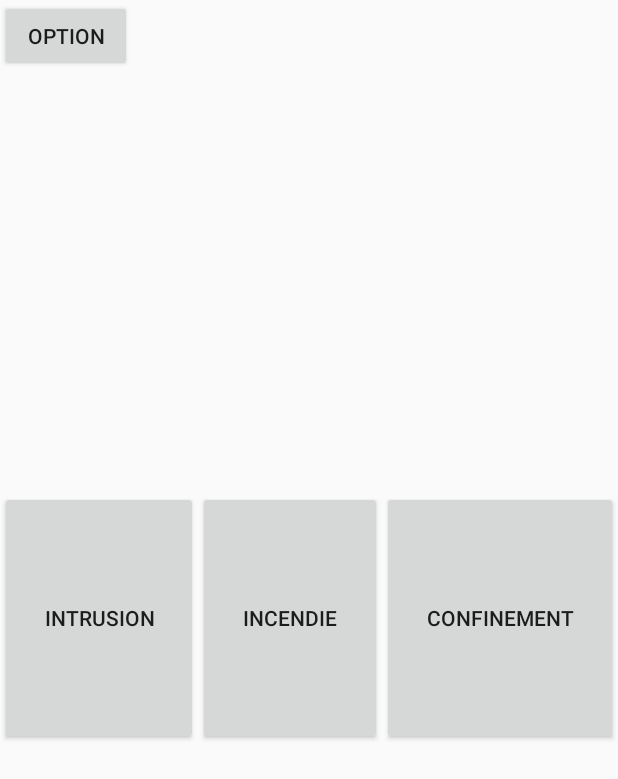
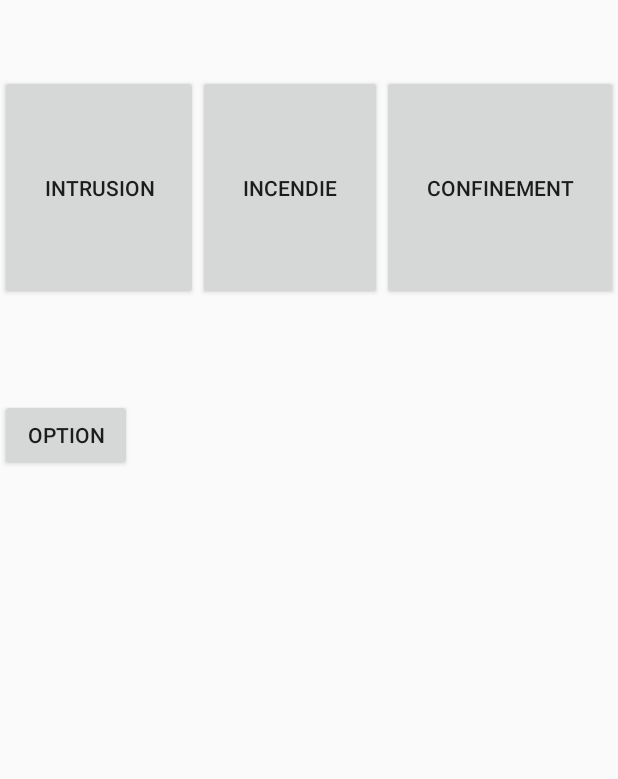
Before and after one commit to guibresz/Alarme, an Android app: the layout activity_main.xml on its own in the app's theme, with its tools: preview values and no code run, on a phone screen of 412 x 824 dp. Shown: the top 779 px of the screen. Run offline under Robolectric (Android 15) with nearby library versions, the phone set to English and light mode, and no system bars.

Commit message:
Tab plus ajout classe CSMS

```diff
--- a/PremiereInterface/app/src/main/AndroidManifest.xml
+++ b/PremiereInterface/app/src/main/AndroidManifest.xml
@@ -15,7 +15,7 @@
         android:label="@string/app_name"
         android:roundIcon="@mipmap/ic_launcher_round"
         android:supportsRtl="true"
-        android:theme="@style/AppTheme">
+        android:theme="@style/Theme.AppCompat.Light.NoActionBar">
 
 
         <activity android:name=".MainActivity"
@@ -31,7 +31,7 @@
         <receiver android:name=".MyReceiver" android:enabled="true" android:exported="true">
 
             <intent-filter>
-                <action android:name="android.provider.Telephony.SMS_RECEIVED"></action>
+                <action android:name="android.provider.Telephony.SMS_RECEIVED"/>
             </intent-filter>
 
         </receiver>
--- a/PremiereInterface/app/src/main/java/com/example/premiereinterface/MyReceiver.java
+++ b/PremiereInterface/app/src/main/java/com/example/premiereinterface/MyReceiver.java
@@ -8,6 +8,8 @@ import android.os.Bundle;
 import android.telephony.SmsMessage;
 import android.util.Log;
 import android.widget.Toast;
+
+
 
 
 public class MyReceiver extends BroadcastReceiver {
--- a/PremiereInterface/app/src/main/java/com/example/premiereinterface/Option_activity.java
+++ b/PremiereInterface/app/src/main/java/com/example/premiereinterface/Option_activity.java
@@ -45,6 +45,8 @@ public class Option_activity extends AppCompatActivity {
     Button bouton_effacer = null;
 
     String fichier = "liste_a_contacter.txt";
+
+
 
     @Override
     protected void onCreate(Bundle savedInstanceState) {
--- a/PremiereInterface/app/src/main/res/layout/activity_main.xml
+++ b/PremiereInterface/app/src/main/res/layout/activity_main.xml
@@ -7,49 +7,100 @@
     android:layout_height="match_parent"
     tools:context=".MainActivity">
 
+    <TabHost
+        android:id="@+id/TabHost"
+        android:layout_width="match_parent"
+        android:layout_height="match_parent"
+        android:layout_weight="1"
+        tools:layout_editor_absoluteX="77dp"
+        tools:layout_editor_absoluteY="121dp">
+
         <LinearLayout
             android:layout_width="match_parent"
-        android:layout_height="169dp"
-        android:orientation="horizontal"
-        app:layout_constraintBottom_toBottomOf="parent"
-        app:layout_constraintTop_toTopOf="parent">
+            android:layout_height="match_parent"
+            android:orientation="vertical">
+
+            <TabWidget
+                android:id="@android:id/tabs"
+                android:layout_width="match_parent"
+                android:layout_height="wrap_content" />
+
+            <FrameLayout
+                android:id="@android:id/tabcontent"
+                android:layout_width="match_parent"
+                android:layout_height="match_parent">
+
+                <LinearLayout
+                    android:id="@+id/declenchement"
+                    android:layout_width="match_parent"
+                    android:layout_height="match_parent"
+                    android:orientation="vertical">
+
+                    <LinearLayout
+                        android:layout_width="match_parent"
+                        android:layout_height="wrap_content"
+                        android:paddingTop="50dp"
+                        android:orientation="horizontal">
 
                         <Button
                             android:id="@+id/button_intrusion"
                             android:layout_width="wrap_content"
-            android:layout_height="match_parent"
+                            android:layout_height="150dp"
                             android:layout_weight="1"
+
                             android:text="Intrusion" />
 
                         <Button
+
                             android:id="@+id/button_incendie"
                             android:layout_width="wrap_content"
-            android:layout_height="match_parent"
+                            android:layout_height="150dp"
                             android:layout_weight="1"
                             android:text="Incendie"
                             tools:text="Incendie" />
 
                         <Button
+
                             android:id="@+id/button_confinement"
                             android:layout_width="wrap_content"
-            android:layout_height="match_parent"
+                            android:layout_height="150dp"
                             android:layout_weight="1"
                             android:text="Confinement" />
 
                     </LinearLayout>
 
-    <androidx.constraintlayout.widget.Guideline
-        android:id="@+id/guideline"
-        android:layout_width="wrap_content"
-        android:layout_height="wrap_content"
-        android:orientation="vertical"
-        app:layout_constraintGuide_begin="20dp" />
+                    <RelativeLayout
+                        android:layout_width="match_parent"
+                        android:layout_height="match_parent">
 
                         <Button
                             android:id="@+id/button_configuration"
                             android:layout_width="wrap_content"
                             android:layout_height="wrap_content"
-        android:text="Option"
-        tools:layout_editor_absoluteX="10dp" />
+                            android:layout_alignParentTop="true"
+                            android:layout_marginTop="66dp"
+                            android:text="Option" />
+                    </RelativeLayout>
+
+                </LinearLayout>
+
+                <LinearLayout
+                    android:id="@+id/Test"
+                    android:layout_width="match_parent"
+                    android:layout_height="match_parent"
+                    android:orientation="vertical">
+
+                </LinearLayout>
+
+                <LinearLayout
+                    android:id="@+id/Archive"
+                    android:layout_width="match_parent"
+                    android:layout_height="match_parent"
+                    android:orientation="vertical">
+
+                </LinearLayout>
+            </FrameLayout>
+        </LinearLayout>
+    </TabHost>
 
 </androidx.constraintlayout.widget.ConstraintLayout>
```
Also changed, not shown: PremiereInterface/app/src/main/java/com/example/premiereinterface/CSMS.java (added, +25 -0 lines), PremiereInterface/app/src/main/java/com/example/premiereinterface/MainActivity.java (+53 -22 lines). Lines whose indentation alone changed are shown as unchanged.
